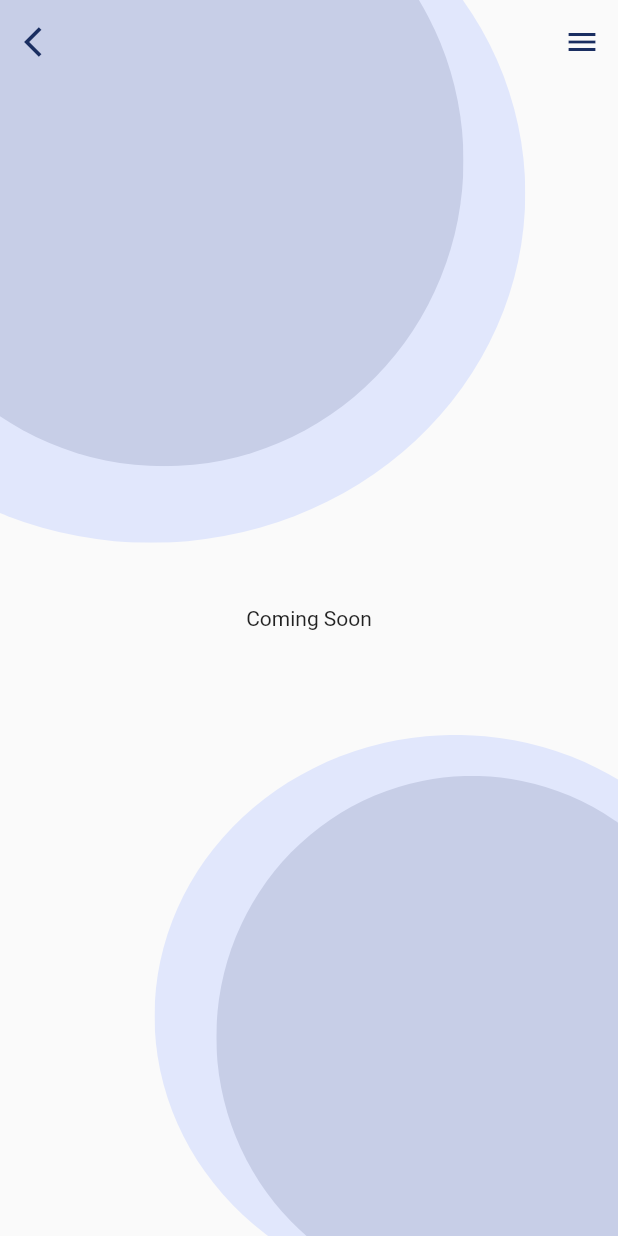
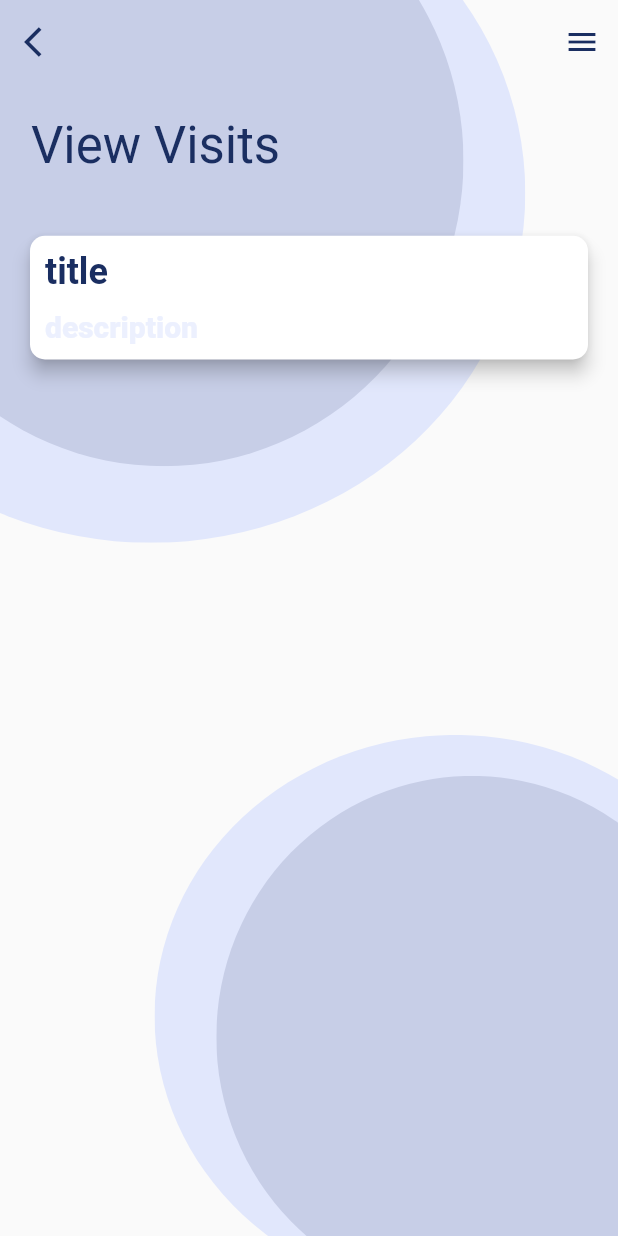
Before and after one commit to UnnikrishnanNP/crowdless, a Flutter app: the CustomerHomeScreen screen opened by its route, after a tap on "View Visits", on a phone screen of 412 x 824 dp. Run offline on Flutter 3.47's test engine with Material 2 defaults, Android fonts, the phone set to English and light mode, and no system bars; our stand-ins replace cloud_firestore, firebase_auth, firebase_core, firebase_database, flutter_svg, qr_flutter; missing offline and left inert: qr_code_scanner; accounts and stored records are empty.

```diff
--- a/lib/methods/authentication.dart
+++ b/lib/methods/authentication.dart
@@ -12,9 +12,10 @@ class Authentication {
   }
 
   Future<void> signUp(String name, String email, String password,
-      String phoneNumber, String userType, String uid) async {
+      String phoneNumber, String userType) async {
     UserCredential userCredential = await auth.createUserWithEmailAndPassword(
         email: email, password: password);
+    final String uid = auth.currentUser!.uid;
 
     Map<String, dynamic> userInfoMap = {
       'name': name,
--- a/lib/screens/5_signup_page/signup_page.dart
+++ b/lib/screens/5_signup_page/signup_page.dart
@@ -146,8 +146,8 @@ class _SignUpPageState extends State<SignUpPage> {
               text: 'Sign Up',
               press: () async {
                 try {
-                  await Authentication().signUp(name, email, password,
-                      phoneNumber, user, auth.currentUser!.uid);
+                  await Authentication()
+                      .signUp(name, email, password, phoneNumber, user);
                   if (user == userType[0]) {
                     Navigator.pushNamed(context, route.merchantHomePage);
                   } else {
--- a/lib/screens/customer_screens/1_home_screen/customer_homescreen.dart
+++ b/lib/screens/customer_screens/1_home_screen/customer_homescreen.dart
@@ -6,7 +6,6 @@ import 'package:crowdless/methods/database.dart';
 import 'package:crowdless/widgets/other_widgets/background.dart';
 import 'package:crowdless/widgets/other_widgets/custom_card.dart';
 import 'package:firebase_auth/firebase_auth.dart';
-import 'package:firebase_database/firebase_database.dart';
 import 'package:flutter/material.dart';
 import '../../../router/app_router.dart' as route;
 
@@ -19,16 +18,13 @@ class CustomerHomeScreen extends StatefulWidget {
 
 class _CustomerHomeScreenState extends State<CustomerHomeScreen> {
   final auth = FirebaseAuth.instance;
-  final dbRef = FirebaseDatabase.instance.ref().child('Users');
   final userRef = FirebaseFirestore.instance.collection('users');
 
-  @override
-  void initState() {
-    getqueryDataFromDB();
-    super.initState();
+  Future? getData() async {
+    final name = await DataBaseMethods().queryDataFromDB('name');
+    print(name);
+    return name;
   }
-
-  getqueryDataFromDB() async => await DataBaseMethods().queryDataFromDB('name');
 
   @override
   Widget build(BuildContext context) {
@@ -46,12 +42,22 @@ class _CustomerHomeScreenState extends State<CustomerHomeScreen> {
               alignment: Alignment.centerLeft,
               child: Padding(
                 padding: EdgeInsets.all(size.width * 0.05),
-                child: Text(
-                  'Hi <-- Name --> 👋🏼',
-                  style: Theme.of(context)
-                      .textTheme
-                      .headline4
-                      ?.copyWith(color: primaryColor),
+                child: FutureBuilder(
+                  builder:
+                      (BuildContext context, AsyncSnapshot<dynamic> snapshot) {
+                    if (!snapshot.hasData) {
+                      return const CircularProgressIndicator();
+                    } else {
+                      return Text(
+                        'Hi ${snapshot.data.toString()}',
+                        style: Theme.of(context)
+                            .textTheme
+                            .headline4
+                            ?.copyWith(color: primaryColor),
+                      );
+                    }
+                  },
+                  future: getData(),
                 ),
               ),
             ),
--- /dev/null
+++ b/lib/screens/customer_screens/3_view_visits/card.dart
@@ -0,0 +1,64 @@
+import 'package:crowdless/constants/colors.dart';
+import 'package:flutter/material.dart';
+
+class ViewVisitsCard extends StatelessWidget {
+  final String title;
+  final String description;
+  final Color titleColor;
+  final Color descColor;
+  final void Function()? onTap;
+  const ViewVisitsCard(
+      {Key? key,
+      required this.title,
+      required this.description,
+      required this.titleColor,
+      required this.descColor,
+      this.onTap})
+      : super(key: key);
+
+  @override
+  Widget build(BuildContext context) {
+    final Size size = MediaQuery.of(context).size;
+    return Card(
+      child: InkWell(
+        splashColor: primaryLightColor,
+        onTap: () {},
+        child: SizedBox(
+          height: size.height * 0.1,
+          child: Stack(
+            children: <Widget>[
+              Positioned(
+                top: 10,
+                left: 10,
+                child: Text(
+                  title,
+                  style: Theme.of(context).textTheme.headline5?.copyWith(
+                      color: titleColor, fontWeight: FontWeight.w600),
+                ),
+              ),
+              SizedBox(
+                height: size.height * 0.12,
+              ),
+              Positioned(
+                bottom: 10,
+                left: 10,
+                child: Text(
+                  description,
+                  style: Theme.of(context).textTheme.headline6?.copyWith(
+                        color: descColor,
+                        fontWeight: FontWeight.w900,
+                      ),
+                ),
+              )
+            ],
+          ),
+        ),
+      ),
+      shape: RoundedRectangleBorder(
+        borderRadius: BorderRadius.circular(10.0),
+      ),
+      elevation: 5,
+      margin: const EdgeInsets.all(20.0),
+    );
+  }
+}
--- a/lib/screens/customer_screens/3_view_visits/view_visits.dart
+++ b/lib/screens/customer_screens/3_view_visits/view_visits.dart
@@ -1,4 +1,6 @@
 // import 'package:crowdless/constants/colors.dart';
+import 'package:crowdless/constants/colors.dart';
+import 'package:crowdless/screens/customer_screens/3_view_visits/card.dart';
 import 'package:crowdless/widgets/other_widgets/background.dart';
 import 'package:flutter/material.dart';
 
@@ -12,14 +14,28 @@ class ViewVists extends StatefulWidget {
 class _ViewVistsState extends State<ViewVists> {
   @override
   Widget build(BuildContext context) {
-    // final Size size = MediaQuery.of(context).size;
+    final Size size = MediaQuery.of(context).size;
     return BackgroundMain(
-      child: Column(
-        mainAxisAlignment: MainAxisAlignment.center,
-        children: const [
-          Center(
-            child: Text('Coming Soon'),
+      child: ListView(
+        children: [
+          Align(
+            alignment: Alignment.centerLeft,
+            child: Padding(
+              padding: EdgeInsets.all(size.width * 0.05),
+              child: Text(
+                'View Visits',
+                style: Theme.of(context)
+                    .textTheme
+                    .headline4
+                    ?.copyWith(color: primaryColor),
+              ),
+            ),
           ),
+          const ViewVisitsCard(
+              title: 'title',
+              description: 'description',
+              titleColor: primaryColor,
+              descColor: primaryLightColor)
         ],
       ),
     );
```
Also changed, not shown: lib/methods/database.dart (+31 -10 lines), lib/screens/customer_screens/2_scan_qr/scan_qr.dart (+14 -9 lines), lib/screens/merchant_screens/2_generate_qr/generate_qr.dart (+6 -1 lines).
